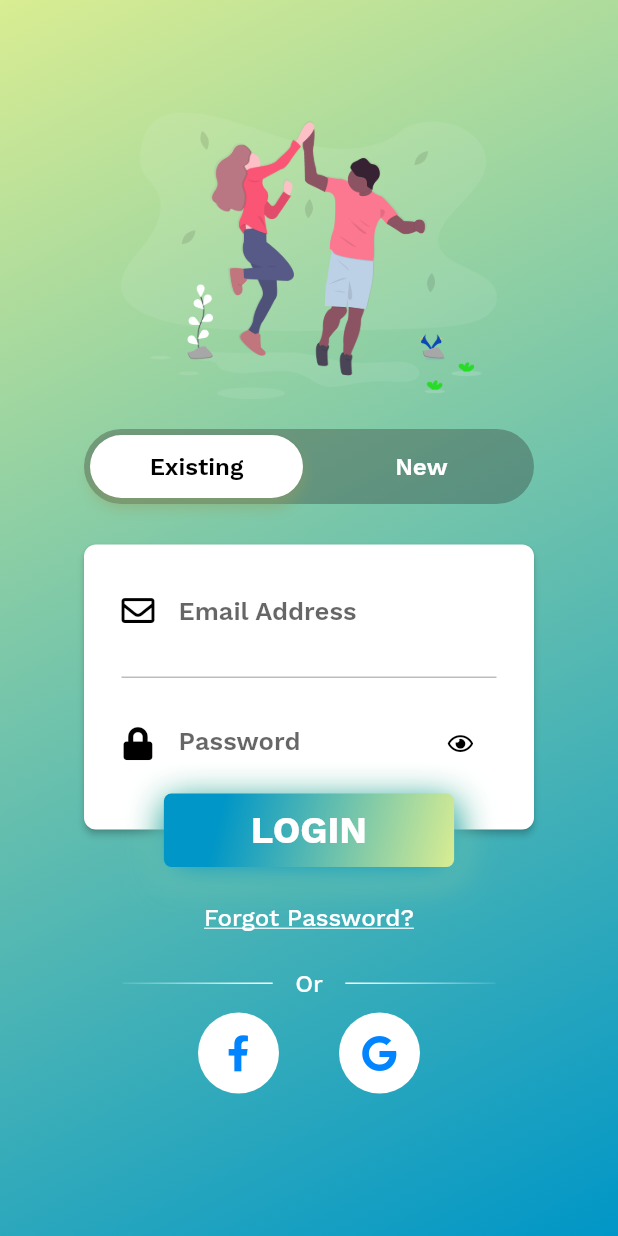
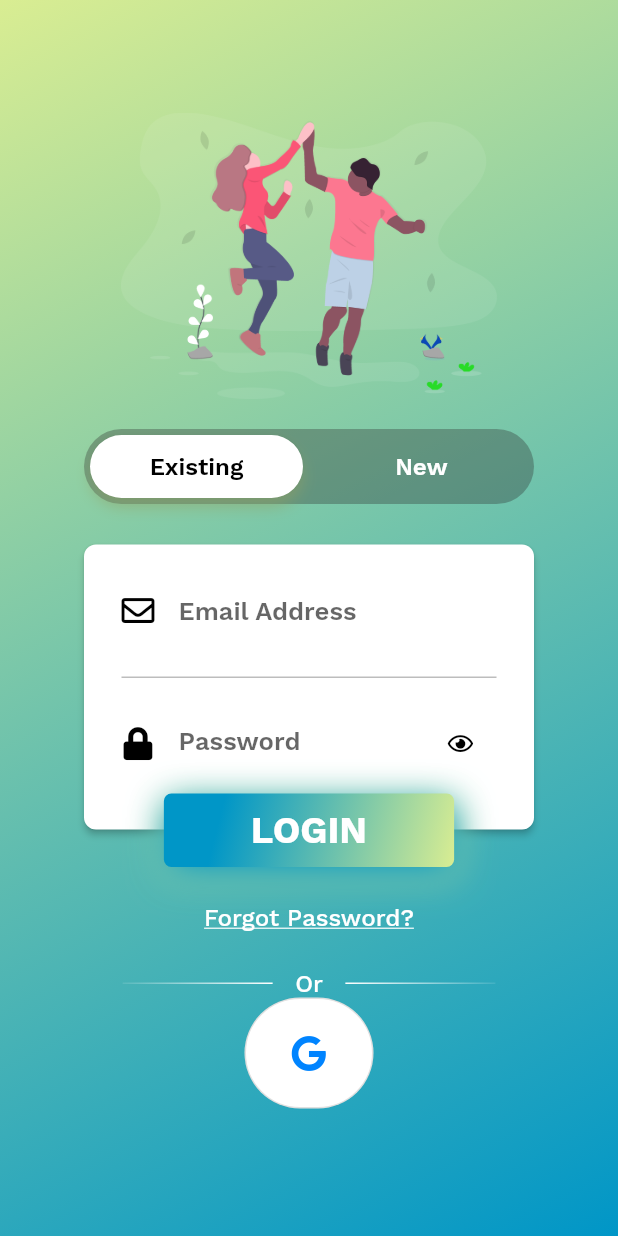
Before and after one commit to Corentin91560/trainingpods, a Flutter app: the screen it shows after launch, on a phone screen of 412 x 824 dp. Run offline on Flutter 3.47's test engine with Material 2 defaults, Android fonts, the phone set to English and light mode, and no system bars; our stand-ins replace firebase_auth, firebase_core, font_awesome_flutter, google_sign_in; accounts and stored records are empty; project files that could hold a hidden picture were left out.

Commit message:
grosse update ajout de la connexion avec google ajout de la creation de compte avec firebase(email/password) ajout de la connexion avec un compte

```diff
--- a/lib/pages/widgets/sign_in.dart
+++ b/lib/pages/widgets/sign_in.dart
@@ -1,10 +1,15 @@
 import 'package:flutter/material.dart';
 import 'package:font_awesome_flutter/font_awesome_flutter.dart';
+import 'package:trainingpods/pages/login_page.dart';
 import 'package:trainingpods/theme.dart';
+import 'package:trainingpods/utils/authentication.dart';
+import 'package:trainingpods/widgets/google_sign_in_button.dart';
 import 'package:trainingpods/widgets/snackbar.dart';
 
+import '../home_page.dart';
+
 class SignIn extends StatefulWidget {
-  const SignIn({Key key}) : super(key: key);
+  const SignIn({ Key key}) : super(key: key);
 
   @override
   _SignInState createState() => _SignInState();
@@ -160,10 +165,16 @@ class _SignInState extends State<SignIn> {
                           fontFamily: 'WorkSansBold'),
                     ),
                   ),
-                  onPressed: () => CustomSnackBar(
-                      context, const Text('Login button pressed')),
+                  onPressed: () =>{
+                      Navigator.push(
+                        context,
+                        MaterialPageRoute(builder: (context) => LoginPage()),
+                      ),
+                      CustomSnackBar(
+                      context, const Text('Login button pressed'), ),
+                  },
                 ),
-              )
+              ),
             ],
           ),
           Padding(
@@ -230,42 +241,21 @@ class _SignInState extends State<SignIn> {
           Row(
             mainAxisAlignment: MainAxisAlignment.center,
             children: <Widget>[
-              Padding(
-                padding: const EdgeInsets.only(top: 10.0, right: 40.0),
-                child: GestureDetector(
-                  onTap: () => CustomSnackBar(
-                      context, const Text('Facebook button pressed')),
-                  child: Container(
-                    padding: const EdgeInsets.all(15.0),
-                    decoration: const BoxDecoration(
-                      shape: BoxShape.circle,
-                      color: Colors.white,
-                    ),
-                    child: const Icon(
-                      FontAwesomeIcons.facebookF,
-                      color: Color(0xFF0084ff),
-                    ),
+              FutureBuilder(
+              future: Authentication.initializeFirebase(context),
+              builder: (context, snapshot) {
+                if (snapshot.hasError) {
+                  return Text('Error initializing Firebase');
+                } else if (snapshot.connectionState == ConnectionState.done) {
+                  return GoogleSignInButton();
+                }
+                return CircularProgressIndicator(
+                  valueColor: AlwaysStoppedAnimation<Color>(
+                    CustomTheme.loginGradientEnd,
                   ),
-                ),
-              ),
-              Padding(
-                padding: const EdgeInsets.only(top: 10.0),
-                child: GestureDetector(
-                  onTap: () => CustomSnackBar(
-                      context, const Text('Google button pressed')),
-                  child: Container(
-                    padding: const EdgeInsets.all(15.0),
-                    decoration: const BoxDecoration(
-                      shape: BoxShape.circle,
-                      color: Colors.white,
-                    ),
-                    child: const Icon(
-                      FontAwesomeIcons.google,
-                      color: Color(0xFF0084ff),
-                    ),
-                  ),
-                ),
-              ),
+                );
+              },
+            ),
             ],
           ),
         ],
@@ -274,7 +264,10 @@ class _SignInState extends State<SignIn> {
   }
 
   void _toggleSignInButton() {
-    CustomSnackBar(context, const Text('Login button pressed'));
+    Navigator.push(
+      context,
+      MaterialPageRoute(builder: (context) => LoginPage()),
+    );
   }
 
   void _toggleLogin() {
--- /dev/null
+++ b/lib/widgets/google_sign_in_button.dart
@@ -0,0 +1,71 @@
+import 'package:firebase_auth/firebase_auth.dart';
+import 'package:flutter/material.dart';
+import 'package:font_awesome_flutter/font_awesome_flutter.dart';
+import 'package:trainingpods/pages/home_page.dart';
+import 'package:trainingpods/utils/authentication.dart';
+
+class GoogleSignInButton extends StatefulWidget {
+  @override
+  _GoogleSignInButtonState createState() => _GoogleSignInButtonState();
+}
+
+class _GoogleSignInButtonState extends State<GoogleSignInButton> {
+  bool _isSigningIn = false;
+
+  @override
+  Widget build(BuildContext context) {
+    return Padding(
+      padding: const EdgeInsets.only(bottom: 16.0),
+      child: _isSigningIn
+          ? CircularProgressIndicator(
+        valueColor: AlwaysStoppedAnimation<Color>(Colors.white),
+      )
+          : OutlinedButton(
+        style: ButtonStyle(
+          backgroundColor: MaterialStateProperty.all(Colors.white),
+          shape: MaterialStateProperty.all(
+            RoundedRectangleBorder(
+              borderRadius: BorderRadius.circular(40),
+            ),
+          ),
+        ),
+          onPressed: () async {
+            setState(() {
+              _isSigningIn = true;
+            });
+
+            User user =
+            await Authentication.signInWithGoogle(context: context);
+
+            setState(() {
+              _isSigningIn = false;
+            });
+
+            if (user != null) {
+              Navigator.of(context).pushReplacement(
+                MaterialPageRoute(
+                  builder: (context) => UserInfoScreen(
+                    user: user,
+                  ),
+                ),
+              );
+            }
+          },
+        child: Padding(
+          padding: const EdgeInsets.fromLTRB(0, 10, 0, 10),
+          child: Container(
+            padding: const EdgeInsets.all(15.0),
+            decoration: const BoxDecoration(
+              shape: BoxShape.circle,
+              color: Colors.white,
+            ),
+            child: const Icon(
+              FontAwesomeIcons.google,
+              color: Color(0xFF0084ff),
+            ),
+          ),
+        ),
+      ),
+    );
+  }
+}
--- a/lib/widgets/snackbar.dart
+++ b/lib/widgets/snackbar.dart
@@ -2,7 +2,7 @@ import 'package:flutter/material.dart';
 
 class CustomSnackBar {
   CustomSnackBar(BuildContext context, Widget content,
-      {SnackBarAction snackBarAction, Color backgroundColor = Colors.green}) {
+      { SnackBarAction snackBarAction, Color backgroundColor = Colors.green}) {
     final SnackBar snackBar = SnackBar(
         action: snackBarAction,
         backgroundColor: backgroundColor,
--- a/pubspec.yaml
+++ b/pubspec.yaml
@@ -30,6 +30,7 @@ dependencies:
   cupertino_icons: ^1.0.2
   firebase_auth: ^1.1.4
   firebase_core: ^1.1.1
+  google_sign_in: ^5.0.4
 
 dev_dependencies:
   flutter_test:
```
Also changed, not shown: lib/pages/home_page.dart (added, +171 -0 lines), lib/pages/widgets/sign_up.dart (+6 -2 lines), lib/utils/authentication.dart (added, +124 -0 lines), pubspec.lock, 3 other files.
